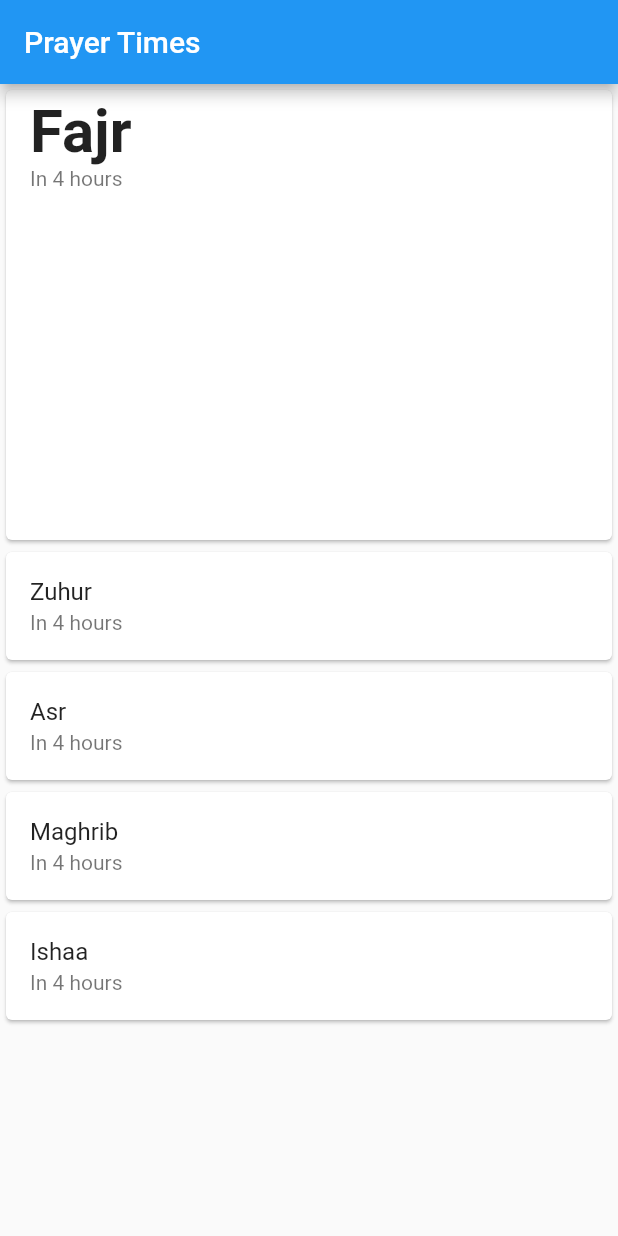
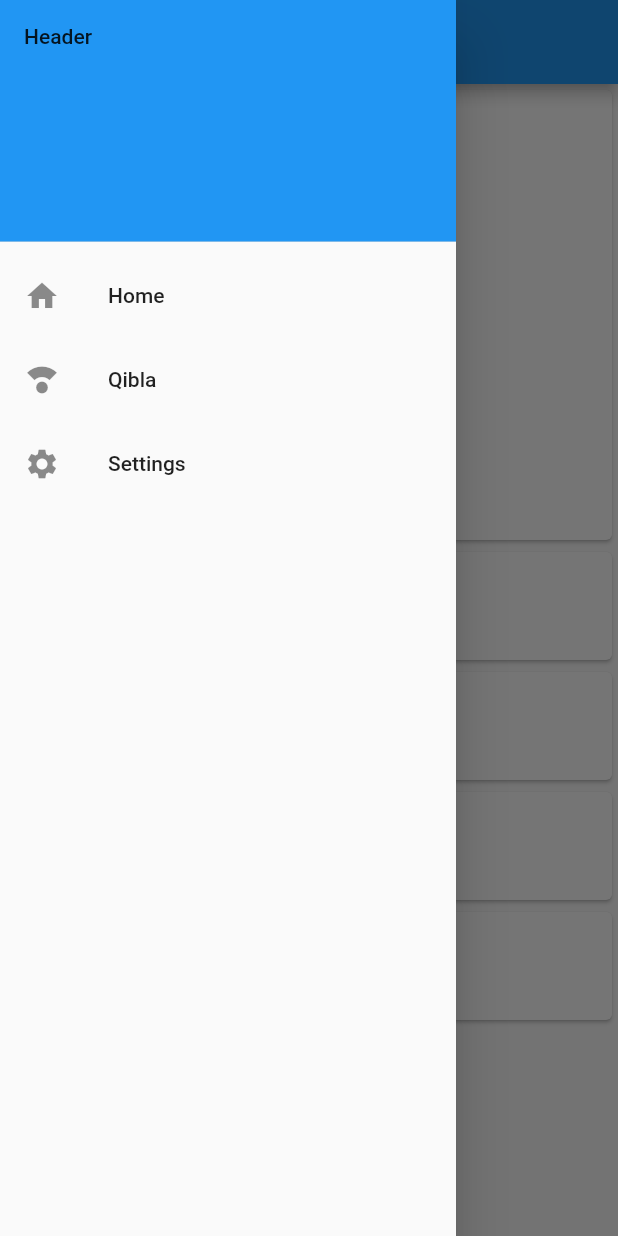
Before and after one commit to vanJefferson/adhan-app, a Flutter app: the screen it shows after launch, with the side drawer open (before the commit the screen has no drawer), on a phone screen of 412 x 824 dp. Run offline on Flutter 3.47's test engine with Material 2 defaults, Android fonts, the phone set to English and light mode, and no system bars; our stand-ins replace adhan, flutter_svg; missing offline and left inert: flutter_qiblah.

Commit message:
Updated layout and added qibla compass

```diff
--- a/lib/home.dart
+++ b/lib/home.dart
@@ -1,5 +1,9 @@
 import 'package:flutter/cupertino.dart';
 import 'package:flutter/material.dart';
+import 'package:adhan/adhan.dart';
+import 'package:intl/intl.dart';
+import 'package:prayer/compass.dart';
+import 'package:prayer/settings.dart';
 
 class MyHomePage extends StatefulWidget {
   const MyHomePage({Key? key}) : super(key: key);
@@ -12,13 +16,75 @@ class _MyHomePageState extends State<MyHomePage> {
 
   @override
   Widget build(BuildContext context) {
+
+    final perth = Coordinates(31.9523, 115.8613);
+    final nyParams = CalculationMethod.moon_sighting_committee.getParameters();
+    nyParams.madhab = Madhab.hanafi;
+    final nyPrayerTimes = PrayerTimes.today(perth, nyParams);
+
+    //print(nyPrayerTimes.fajr.timeZoneName);
+    final String fajr = DateFormat.jm().format(nyPrayerTimes.fajr);
+    //print(DateFormat.jm().format(nyPrayerTimes.sunrise));
+    final String dhuhr = DateFormat.jm().format(nyPrayerTimes.dhuhr);
+    final String asr = DateFormat.jm().format(nyPrayerTimes.asr);
+    final String maghrib = DateFormat.jm().format(nyPrayerTimes.maghrib);
+    final String isha = DateFormat.jm().format(nyPrayerTimes.isha);
+
     return Scaffold(
       appBar: AppBar(
-        title: const Text('Prayer Times'),
+        title: Text('Prayer Times'),
+      ),
+      drawer: Drawer(
+        child: ListView(
+          padding: EdgeInsets.zero,
+          children: [
+            const DrawerHeader(
+              decoration: BoxDecoration(
+                color: Colors.blue
+              ),
+                child: Text('Header')
+            ),
+            ListTile(
+              leading: const Icon(
+                Icons.home
+              ),
+              title: const Text('Home'),
+              onTap: () {
+                Navigator.pop(context);
+              },
+            ),
+            ListTile(
+              leading: const Icon(
+                  Icons.compass_calibration
+              ),
+              title: const Text('Qibla'),
+              onTap: () {
+                Navigator.push(
+                    context,
+                    MaterialPageRoute(builder: (context) => Compass())
+                );
+                //Navigator.pop(context);
+              },
+            ),
+            ListTile(
+              leading: const Icon(
+                  Icons.settings
+              ),
+              title: const Text('Settings'),
+              onTap: () {
+                Navigator.push(
+                    context,
+                    MaterialPageRoute(builder: (context) => Settings())
+                );
+                //Navigator.pop(context);
+              },
+            )
+          ],
+        ),
       ),
       body: SingleChildScrollView(
         child: Column(
-          children: const <Widget> [
+          children: <Widget> [
             Card(
               child: SizedBox(
                 height: 300,
@@ -29,32 +95,32 @@ class _MyHomePageState extends State<MyHomePage> {
                     fontWeight: FontWeight.bold
                   ),
                   ),
-                  subtitle: Text('In 4 hours'),
+                  subtitle: Text('$fajr'),
                 ),
               ),
             ),
             Card(
               child: ListTile(
                 title: Text('Zuhur'),
-                subtitle: Text('In 4 hours'),
+                subtitle: Text('$dhuhr'),
               ),
             ),
             Card(
               child: ListTile(
                 title: Text('Asr'),
-                subtitle: Text('In 4 hours'),
+                subtitle: Text('$asr'),
               ),
             ),
             Card(
               child: ListTile(
                 title: Text('Maghrib'),
-                subtitle: Text('In 4 hours'),
+                subtitle: Text('$maghrib'),
               ),
             ),
             Card(
               child: ListTile(
                 title: Text('Ishaa'),
-                subtitle: Text('In 4 hours'),
+                subtitle: Text('$isha'),
               ),
             ),
           ],
--- /dev/null
+++ b/lib/settings.dart
@@ -0,0 +1,16 @@
+import 'package:flutter/cupertino.dart';
+import 'package:flutter/material.dart';
+
+class Settings extends StatelessWidget {
+  @override
+  Widget build(BuildContext context) {
+    return Scaffold(
+      appBar: AppBar(
+        title: const Text('Settings'),
+      ),
+      body: const Center(
+        child: Text('Settings Page'),
+      ),
+    );
+  }
+}
```
Also changed, not shown: lib/compass.dart (added, +61 -0 lines), pubspec.yaml (+7 -4 lines), assets/compass.svg (added), assets/needle.svg (added), pubspec.lock, 1 other file.
